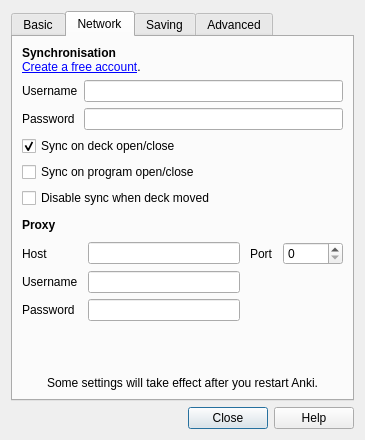
First picture: the form in designer/preferences.ui, repository ankitects/anki, before the edit.
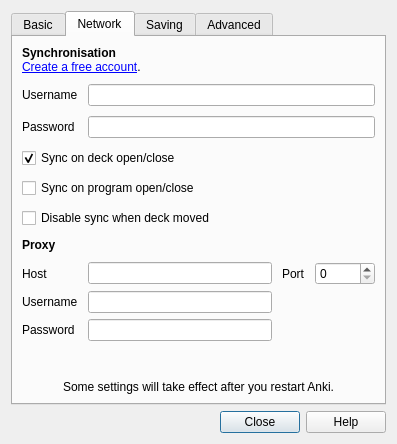
Second picture: the form after the edit. The open tabs and pages were chosen to show the change.

Patch:
```diff
--- a/designer/preferences.ui
+++ b/designer/preferences.ui
@@ -6,8 +6,8 @@
    <rect>
     <x>0</x>
     <y>0</y>
-    <width>365</width>
-    <height>440</height>
+    <width>397</width>
+    <height>444</height>
    </rect>
   </property>
   <property name="windowTitle">
@@ -173,31 +173,15 @@
          <property name="spacing">
           <number>10</number>
          </property>
-         <property name="margin">
-          <number>0</number>
-         </property>
          <item>
           <layout class="QVBoxLayout">
-           <property name="spacing">
-            <number>6</number>
-           </property>
-           <property name="margin">
-            <number>0</number>
-           </property>
            <item>
-            <layout class="QGridLayout">
-             <property name="margin">
-              <number>0</number>
-             </property>
-             <property name="spacing">
-              <number>6</number>
-             </property>
-            </layout>
+            <layout class="QGridLayout"/>
            </item>
            <item>
             <widget class="QLabel" name="label_16">
              <property name="text">
-              <string>&lt;b&gt;Synchronisation&lt;/b&gt;&lt;a href=&quot;http://anki.ichi2.net/&quot;&gt;&lt;br&gt;Create a free account&lt;/a&gt;.</string>
+              <string>&lt;b&gt;Synchronisation&lt;/b&gt;&lt;a href=&quot;http://ankiweb.net/&quot;&gt;&lt;br&gt;Create a free account&lt;/a&gt;.</string>
              </property>
              <property name="wordWrap">
               <bool>true</bool>
@@ -209,12 +193,6 @@
            </item>
            <item>
             <layout class="QGridLayout">
-             <property name="margin">
-              <number>0</number>
-             </property>
-             <property name="spacing">
-              <number>6</number>
-             </property>
              <item row="1" column="0">
               <widget class="QLabel" name="label_18">
                <property name="text">
```
Left out of the diff: 2 changed lines with no effect on the pictures.
